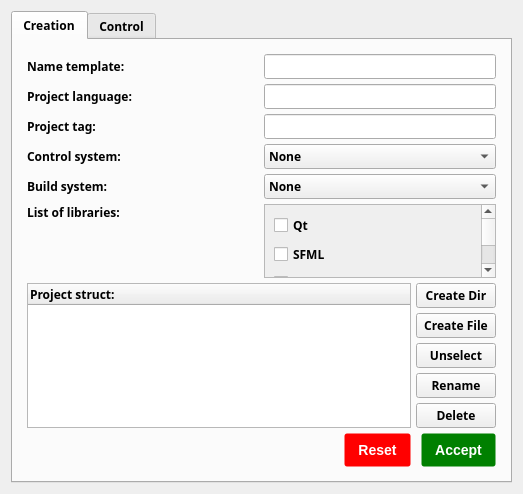
Before: the Qt Designer form templatesmenu.ui in Notidman/Dollar, drawn with Qt 5.
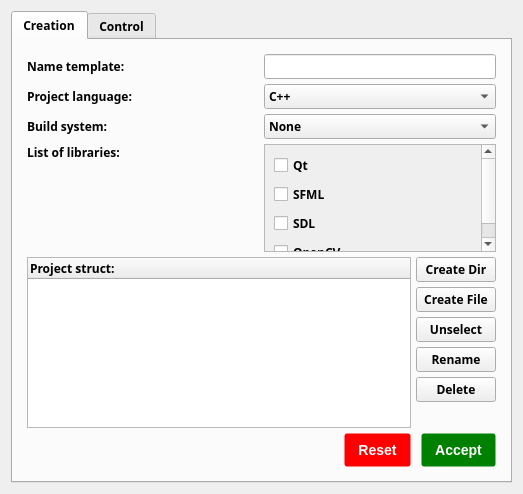
After: the same form once the commit is applied. The open tabs and pages were chosen to show the change.

```diff
--- a/templatesmenu.ui
+++ b/templatesmenu.ui
@@ -85,61 +85,10 @@
             </widget>
            </item>
            <item>
-            <widget class="QLineEdit" name="le_project_lang">
-             <property name="sizePolicy">
-              <sizepolicy hsizetype="Minimum" vsizetype="Fixed">
-               <horstretch>0</horstretch>
-               <verstretch>0</verstretch>
-              </sizepolicy>
-             </property>
-            </widget>
-           </item>
-          </layout>
-         </item>
-         <item>
-          <layout class="QHBoxLayout" name="hl_project_tag">
-           <item>
-            <widget class="QLabel" name="lb_project_tag">
-             <property name="text">
-              <string>Project tag:</string>
-             </property>
-             <property name="alignment">
-              <set>Qt::AlignLeading|Qt::AlignLeft|Qt::AlignVCenter</set>
-             </property>
-            </widget>
-           </item>
-           <item>
-            <widget class="QLineEdit" name="le_project_tag">
-             <property name="sizePolicy">
-              <sizepolicy hsizetype="Minimum" vsizetype="Fixed">
-               <horstretch>0</horstretch>
-               <verstretch>0</verstretch>
-              </sizepolicy>
-             </property>
-             <property name="inputMask">
-              <string/>
-             </property>
-            </widget>
-           </item>
-          </layout>
-         </item>
-         <item>
-          <layout class="QHBoxLayout" name="hl_control_system">
-           <item>
-            <widget class="QLabel" name="lb_control_system">
-             <property name="text">
-              <string>Control system:</string>
-             </property>
-             <property name="alignment">
-              <set>Qt::AlignLeading|Qt::AlignLeft|Qt::AlignVCenter</set>
-             </property>
-            </widget>
-           </item>
-           <item>
-            <widget class="QComboBox" name="comb_control_system">
+            <widget class="QComboBox" name="comb_project_language">
              <item>
               <property name="text">
-               <string>None</string>
+               <string>C++</string>
               </property>
              </item>
              <item>
```
Left out of the diff: 9 changed lines with no effect on the pictures.
